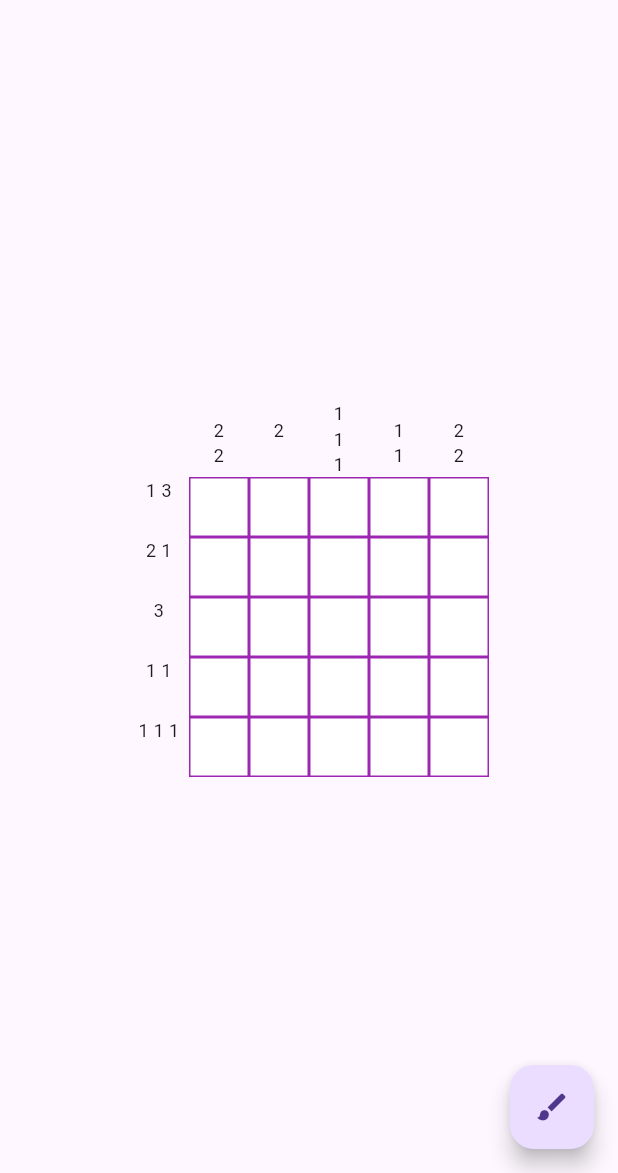
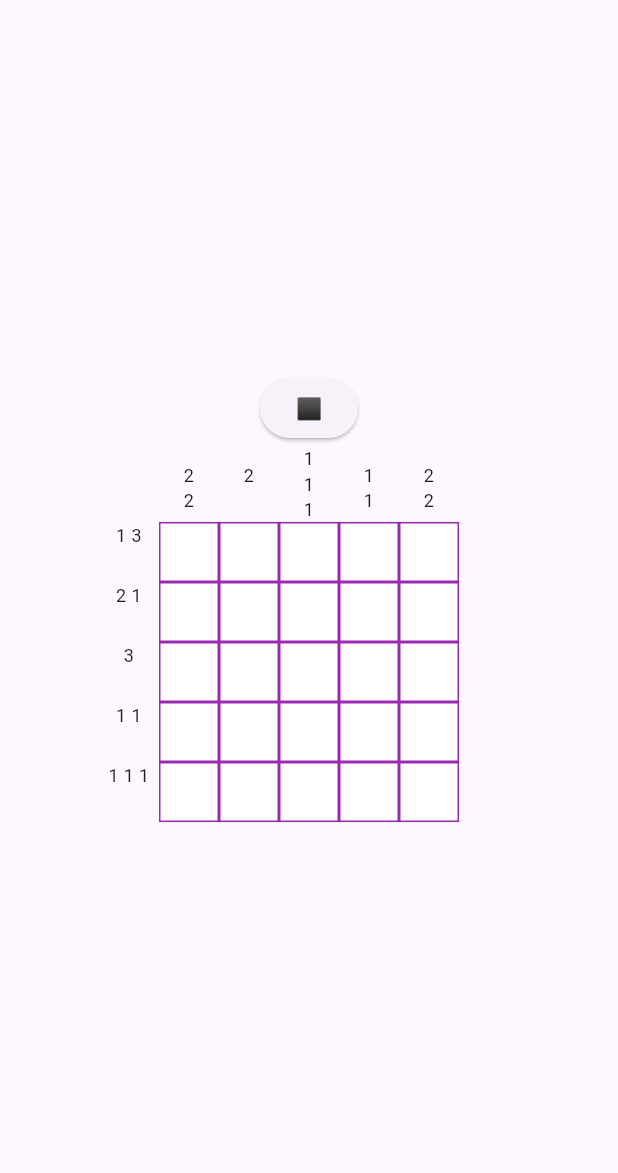
Before and after one commit to CristhianLeonMolina/picross-app, a Flutter app: the screen it shows after launch, on a phone screen of 412 x 824 dp, the part 63-1236 px from its top. Run offline on Flutter 3.47's test engine with Material 3 defaults, Android fonts, the phone set to English and light mode, and no system bars.

Commit message:
centrado y con boton para poder rellenar y marcar

```diff
--- a/picross_app/lib/screens/game_screen.dart
+++ b/picross_app/lib/screens/game_screen.dart
@@ -2,7 +2,7 @@ import 'package:flutter/material.dart';
 import 'package:provider/provider.dart';
 import '../models/game_state.dart';
 import '../widgets/picross_grid.dart';
-import '../utils/solution.dart'; // Asegúrate de importar la solución
+import '../utils/solution.dart';
 
 class GameScreen extends StatelessWidget {
   const GameScreen({super.key});
@@ -11,27 +11,39 @@ class GameScreen extends StatelessWidget {
   Widget build(BuildContext context) {
     return Scaffold(
       appBar: AppBar(title: const Text('Picross')),
-      body: Center(
+      body: Center( // Centra todo el contenido
         child: Consumer<GameState>(
           builder: (context, gameState, _) {
-            return PicrossGrid(
-              solution: defaultSolution,
-              gameState: gameState,
+            return Column(
+              mainAxisSize: MainAxisSize.min, // solo ocupa lo necesario
+              mainAxisAlignment: MainAxisAlignment.center,
+              children: [
+                // Botón de cambio de modo
+                ElevatedButton(
+                  onPressed: () => gameState.toggleMode(),
+                  child: Text(
+                    gameState.mode == InteractionMode.fill
+                        ? '⬛'
+                        : '❌',
+                  ),
+                ),
+                const SizedBox(height: 12),
+
+                // Tablero Picross centrado
+                Transform.translate(
+                  offset: const Offset(-20, 0),
+                  child: Align(
+                    alignment: Alignment.center,
+                    child: PicrossGrid(
+                      solution: defaultSolution,
+                      gameState: gameState,
+                    ),
+                  ),
+                ),
+              ],
             );
           },
-        )
-      ),
-      floatingActionButton: Consumer<GameState>(
-        builder: (context, gameState, _) {
-          return FloatingActionButton(
-            onPressed: () => gameState.toggleMode(),
-            child: Icon(
-              gameState.mode == InteractionMode.fill
-                  ? Icons.brush
-                  : Icons.close,
-            ),
-          );
-        },
+        ),
       ),
     );
   }
```
